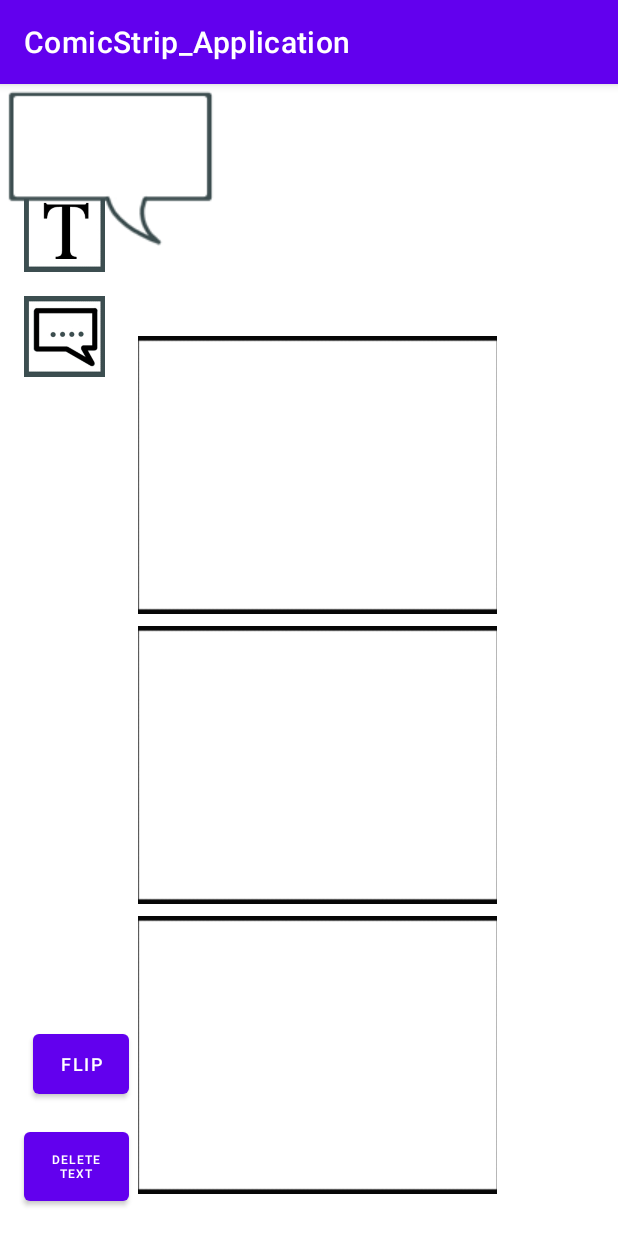
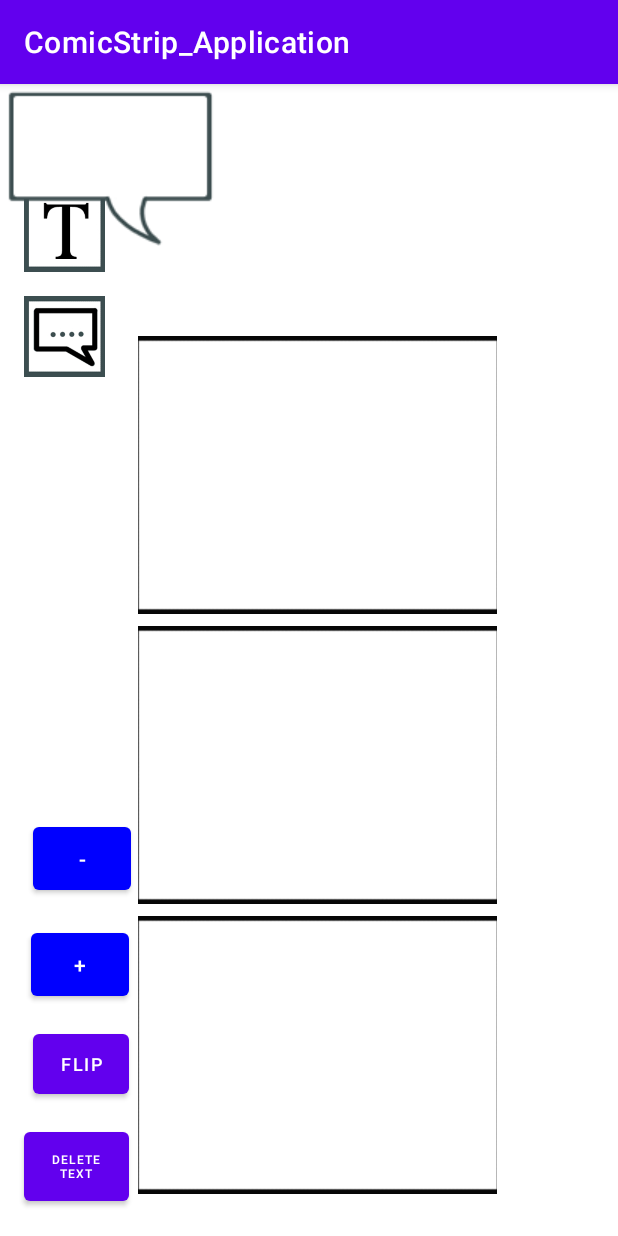
Before and after one commit to stevoh30/ComicStrip_Application, an Android app: the Activity_Template1 screen opened directly, with no data from a screen before it, after a tap on "FLIP", on a phone screen of 412 x 824 dp. Run offline under Robolectric (Android 15) with nearby library versions, the phone set to English and light mode, and no system bars; 3 other taps on this screen came first.

Commit message:
Added Minimize and Enlarge Functionality
Added functionality to allow the user to minimize or enlarge user generated views in the layout.
Issue: Only most recently created textview can be edited using these features. Will continue to look into problem.

```diff
--- a/app/src/main/java/com/example/comicstrip_application/Activity_Template1.java
+++ b/app/src/main/java/com/example/comicstrip_application/Activity_Template1.java
@@ -46,13 +46,16 @@ public class Activity_Template1 extends AppCompatActivity {
     //Declare variables
     private ImageView imageView1, imageView2, imageView3,
             imageViewCreateText, imageViewCreateBubble;
-    private Button btnFlip, btnDeleteTxt;
+    private Button btnFlip, btnDeleteTxt, btnMaximize, btnMinimize;
     byte imageViewSelector = 0;
     private Context context;
     private String m_Text = "";
     private Boolean delete = false;
     private Boolean flip = false;
-    private Boolean flipped = false;
+    private Boolean maximize = false;
+    private Boolean minimize = false;
+
+    Float scalingFactor = 0.75f; // scale down variable
 
 
     // Request code gallery
@@ -63,6 +66,7 @@ public class Activity_Template1 extends AppCompatActivity {
 
     private TextView tv;
     int image_ID = 0;
+    int tv_ID = 1000;
 
 
 
@@ -79,6 +83,8 @@ public class Activity_Template1 extends AppCompatActivity {
         imageViewCreateBubble = findViewById(R.id.imgCreateBubble);
         btnDeleteTxt = findViewById(R.id.btnDelete);
         btnFlip = findViewById(R.id.btnFlipImage);
+        btnMaximize = findViewById(R.id.btnLarge);
+        btnMinimize = findViewById(R.id.btnMinimize);
         ConstraintLayout layout = findViewById(R.id.myLayout);
         context = this;
 
@@ -104,19 +110,28 @@ public class Activity_Template1 extends AppCompatActivity {
                         //create textview object using input dialog value
                         m_Text = input.getText().toString();
                         tv = new TextView(Activity_Template1.this);
+                        tv.setId(--tv_ID);
                         tv.setText(m_Text);
                         tv.setTextSize(18);
                         tv.setTextColor(Color.BLACK);
                         tv.setClickable(true);
                         tv.setPadding(20, 10, 0, 0);
                         tv.setGravity(Gravity.CENTER);
-                        tv.setOnTouchListener(new MyTouchListener());
+                        tv.setOnTouchListener(new MyTouchListener1());
                         tv.setOnClickListener(new View.OnClickListener() {
                             @Override
                             public void onClick(View view) {
                                 if(delete == true){
                                     layout.removeView(view);
                                     delete = false;
+                                }
+                                if(maximize == true){
+                                    tv.setScaleX(tv.getScaleX()+.075f);
+                                    tv.setScaleY(tv.getScaleY()+.075f);
+                                }
+                                if(minimize == true){
+                                    tv.setScaleX(tv.getScaleX()-.075f);
+                                    tv.setScaleY(tv.getScaleY()-.075f);
                                 }
                             }
                         });
@@ -144,7 +159,7 @@ public class Activity_Template1 extends AppCompatActivity {
                 image.setClickable(true);
                 //image.set
                 //adds ontouchlistener event for dragging object
-                image.setOnTouchListener(new MyTouchListener());
+                image.setOnTouchListener(new MyTouchListener1());
                 /* add clickListener that allows object to be deleted */
                 image.setOnClickListener(new View.OnClickListener() {
                     @Override
@@ -153,9 +168,19 @@ public class Activity_Template1 extends AppCompatActivity {
                             layout.removeView(view);
                             delete = false;
                         }
+                        //if btnFlip has been pressed, then flip image after click
                         if(flip == true){
-                            image.setImageBitmap(flipImage(((BitmapDrawable) image.getDrawable()).getBitmap()));
+                            image.setImageBitmap
+                                    (flipImage(((BitmapDrawable) image.getDrawable()).getBitmap()));
                             flip = false;
+                        }
+                        if(maximize == true){
+                            image.setScaleX(image.getScaleX()+.075f);
+                            image.setScaleY(image.getScaleY()+.075f);
+                        }
+                        if(minimize == true){
+                            image.setScaleX(image.getScaleX()-.075f);
+                            image.setScaleY(image.getScaleY()-.075f);
                         }
                     }
                 });
@@ -173,9 +198,40 @@ public class Activity_Template1 extends AppCompatActivity {
            @Override
            public void onClick(View view) {
                flip = true;
+               ResetMaximimizeProperties();
+               ResetMinimizeProperties();
+
            }
         });
-
+       btnMaximize.setOnClickListener(new View.OnClickListener() {
+           @Override
+           public void onClick(View view) {
+               if(maximize == false){
+                   ResetMinimizeProperties();
+                   maximize = true;
+                   btnMaximize.setBackgroundColor(Color.RED);
+               }
+               else {
+                   ResetMaximimizeProperties();
+               }
+           }
+       });
+        btnMinimize.setOnClickListener(new View.OnClickListener() {
+            @Override
+            public void onClick(View view) {
+                if(minimize == false){
+                    //toggle maximize off
+                    //set maximize background color back to blue
+                    ResetMaximimizeProperties();
+                    //toggles minimize on and background color to red
+                    minimize = true;
+                    btnMinimize.setBackgroundColor(Color.RED);
+                }
+                else {
+                    ResetMinimizeProperties();
+                }
+            }
+        });
 
         // create onClick functionality for imageviews to operate as buttons
         imageView1.setOnClickListener(new View.OnClickListener() {
@@ -203,16 +259,28 @@ public class Activity_Template1 extends AppCompatActivity {
             }
         });
     }
+    // methods that reset the maximize and minimize properties and
+    // change button colors back to default
+    public void ResetMinimizeProperties(){
+        minimize = false;
+        btnMinimize.setBackgroundColor(Color.BLUE);
+    }
+    public void ResetMaximimizeProperties(){
+        maximize = false;
+        btnMaximize.setBackgroundColor(Color.BLUE);
+    }
+    // method that allows for imageviews to be flipped horizontally
     private Bitmap flipImage(Bitmap image_bitmap) {
 
         // create new matrix for transformation
         Matrix matrix = new Matrix();
         matrix.preScale(-1.0f, 1.0f);
 
-        Bitmap flipped_bitmap = Bitmap.createBitmap(image_bitmap, 0, 0, image_bitmap.getWidth(), image_bitmap.getHeight(), matrix, true);
+        Bitmap flipped_bitmap =
+                Bitmap.createBitmap
+                        (image_bitmap, 0, 0, image_bitmap.getWidth(), image_bitmap.getHeight(), matrix, true);
 
         return flipped_bitmap;
-
     }
 
     // create image dialog box, allowing user to choose between gallery and taking photo
@@ -383,38 +451,4 @@ public class Activity_Template1 extends AppCompatActivity {
             }
         }
     }
-
 }
-class MyTouchListener implements View.OnTouchListener {
-    @Override
-    public boolean onTouch(View view, MotionEvent motionEvent) {
-        float xDown =0, yDown=0;
-        switch(motionEvent.getActionMasked()){
-            //user pressed down on object
-            case MotionEvent.ACTION_DOWN:
-                xDown = motionEvent.getX();
-                yDown = motionEvent.getY();
-                break;
-            //user moves object
-            case MotionEvent.ACTION_MOVE:
-                float movedX, movedY;
-                movedX = motionEvent.getX();
-                movedY = motionEvent.getY();
-
-                //calculates distance from down to move
-                float distanceX = movedX - xDown;
-                float distanceY = movedY - yDown;
-
-                //move view to position
-                view.setX(view.getX()+distanceX);
-                view.setY(view.getY()+distanceY);
-
-                //set values for next move
-                xDown=movedX;
-                yDown=movedY;
-
-                break;
-        }
-        return false;
-    }
-}
--- a/app/src/main/res/layout/activity__template1.xml
+++ b/app/src/main/res/layout/activity__template1.xml
@@ -8,6 +8,18 @@
     android:id="@+id/myLayout">
 
     <!-- scale type fitXY (auto sizes to fit image by stretching -->
+
+    <Button
+        android:id="@+id/btnMinimize"
+        android:layout_width="65dp"
+        android:layout_height="54dp"
+        android:text="-"
+        app:layout_constraintBottom_toBottomOf="parent"
+        app:layout_constraintEnd_toEndOf="parent"
+        app:layout_constraintHorizontal_bias="0.063"
+        app:layout_constraintStart_toStartOf="parent"
+        app:layout_constraintTop_toTopOf="parent"
+        app:layout_constraintVertical_bias="0.685" />
 
     <ImageView
         android:id="@+id/imgCreateBubble"
@@ -102,4 +114,16 @@
         app:layout_constraintTop_toTopOf="parent"
         app:layout_constraintVertical_bias="0.876" />
 
+    <Button
+        android:id="@+id/btnLarge"
+        android:layout_width="65dp"
+        android:layout_height="54dp"
+        android:text="+"
+        app:layout_constraintBottom_toBottomOf="parent"
+        app:layout_constraintEnd_toEndOf="parent"
+        app:layout_constraintHorizontal_bias="0.06"
+        app:layout_constraintStart_toStartOf="parent"
+        app:layout_constraintTop_toTopOf="parent"
+        app:layout_constraintVertical_bias="0.784" />
+
 </androidx.constraintlayout.widget.ConstraintLayout>
```
Also changed, not shown: app/src/main/java/com/example/comicstrip_application/Activity_Template2.java (+16 -16 lines), app/src/main/java/com/example/comicstrip_application/MyTouchListener1.java (added, +39 -0 lines).
